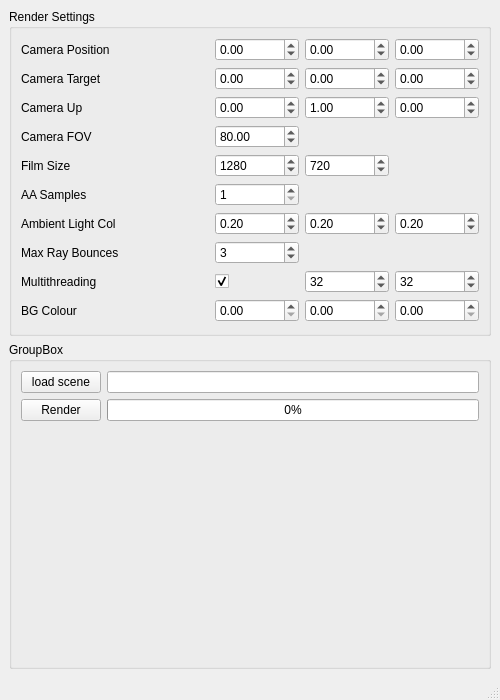
First picture: the form in FinalSubmission/ui/viewport.ui, repository quentinjcm/CA1_personal_copy, before the edit.
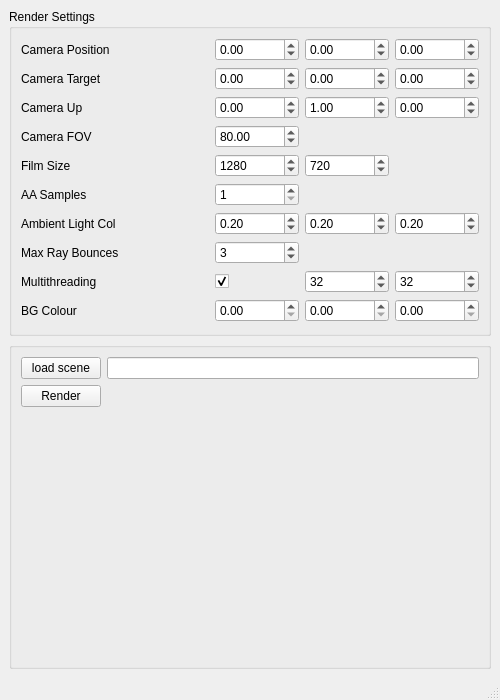
Second picture: the form after the edit.

```diff
--- a/FinalSubmission/ui/viewport.ui
+++ b/FinalSubmission/ui/viewport.ui
@@ -339,7 +339,7 @@
     <item row="1" column="0">
      <widget class="QGroupBox" name="groupBox">
       <property name="title">
-       <string>GroupBox</string>
+       <string/>
       </property>
       <layout class="QFormLayout" name="formLayout">
        <item row="1" column="1">
@@ -352,13 +352,6 @@
          </property>
         </widget>
        </item>
-       <item row="3" column="1">
-        <widget class="QProgressBar" name="m_renderProgress">
-         <property name="value">
-          <number>0</number>
-         </property>
-        </widget>
-       </item>
        <item row="1" column="0">
         <widget class="QPushButton" name="m_loadScene">
          <property name="text">
```
Left out of the diff: 2 changed lines with no effect on the pictures.
